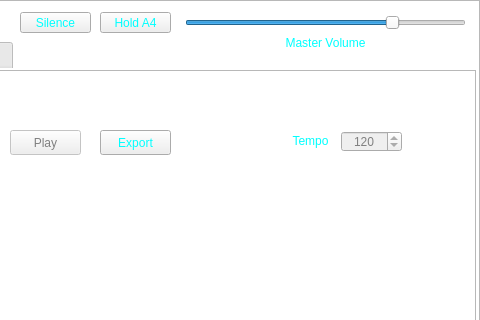
Qt form soundbenchmain.ui (TheDaemoness/Soundbench) before a commit; both pictures show x 585 to 1065 and y 0 to 320 of the 1065 by 573 pixel window.
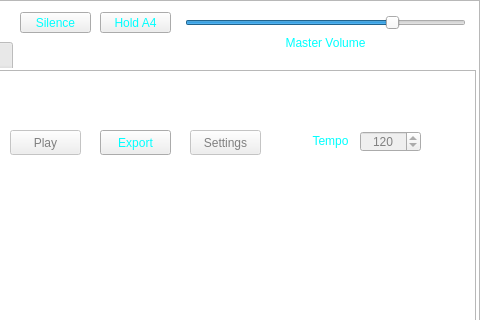
The same form after that commit. The open tabs and pages were chosen to show the change. Icons and pictures are not drawn.

Commit message:
Improved the flexibility of the Emitter class.
The macro NO_PORTAUDIO may now be used to stop the PortAudio backend
from building. The Emitter class also now has some basic error handling
for if one or more backends fail to initialize. All the ProblemFix child
classes (as well as ProblemFix) were moved into sb::errs::fixes.

Patch:
```diff
--- a/soundbenchmain.ui
+++ b/soundbenchmain.ui
@@ -640,7 +640,7 @@
       </property>
       <property name="geometry">
        <rect>
-        <x>921</x>
+        <x>940</x>
         <y>61</y>
         <width>61</width>
         <height>21</height>
@@ -668,7 +668,7 @@
      <widget class="QLabel" name="tempoLabel">
       <property name="geometry">
        <rect>
-        <x>860</x>
+        <x>880</x>
         <y>61</y>
         <width>61</width>
         <height>20</height>
@@ -681,6 +681,36 @@
        <set>Qt::AlignCenter</set>
       </property>
      </widget>
+     <widget class="QPushButton" name="settingsButton">
+      <property name="enabled">
+       <bool>false</bool>
+      </property>
+      <property name="geometry">
+       <rect>
+        <x>770</x>
+        <y>60</y>
+        <width>71</width>
+        <height>25</height>
+       </rect>
+      </property>
+      <property name="font">
+       <font>
+        <family>Ubuntu</family>
+       </font>
+      </property>
+      <property name="toolTip">
+       <string>&lt;html&gt;&lt;head/&gt;&lt;body&gt;&lt;p&gt;Coming in version 0.5.0.&lt;/p&gt;&lt;/body&gt;&lt;/html&gt;</string>
+      </property>
+      <property name="styleSheet">
+       <string notr="true"/>
+      </property>
+      <property name="text">
+       <string>Settings</string>
+      </property>
+      <property name="checkable">
+       <bool>true</bool>
+      </property>
+     </widget>
     </widget>
     <widget class="QWidget" name="tabMacro">
      <attribute name="title">
```
Left out of the diff: 2 changed lines with no effect on the pictures. The commit also changes 13 other files.
